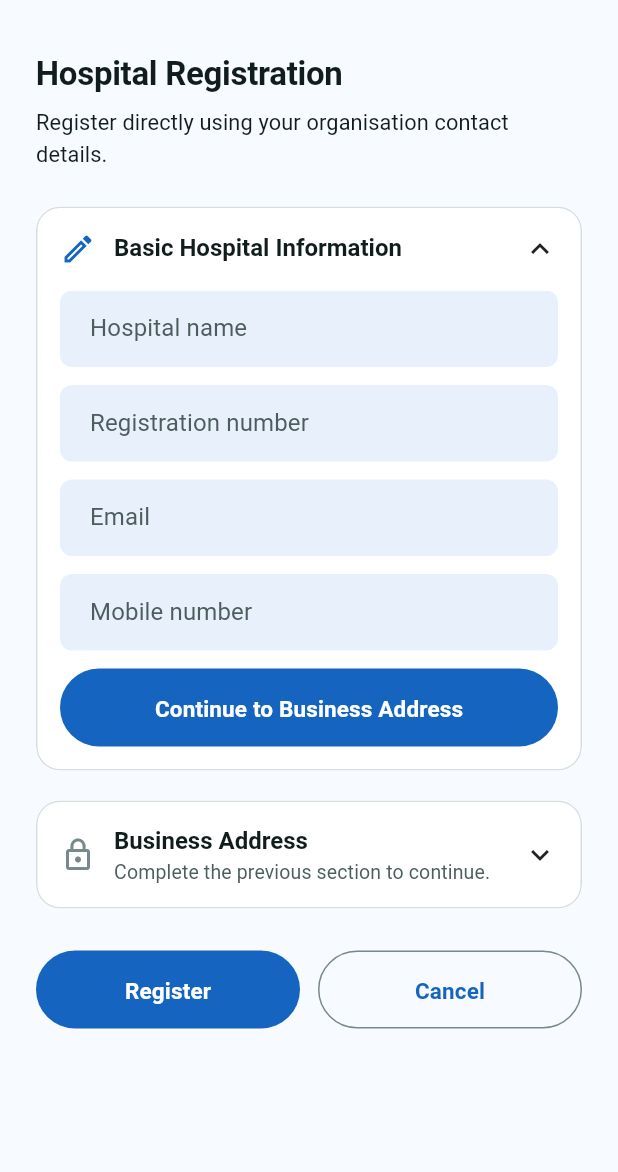
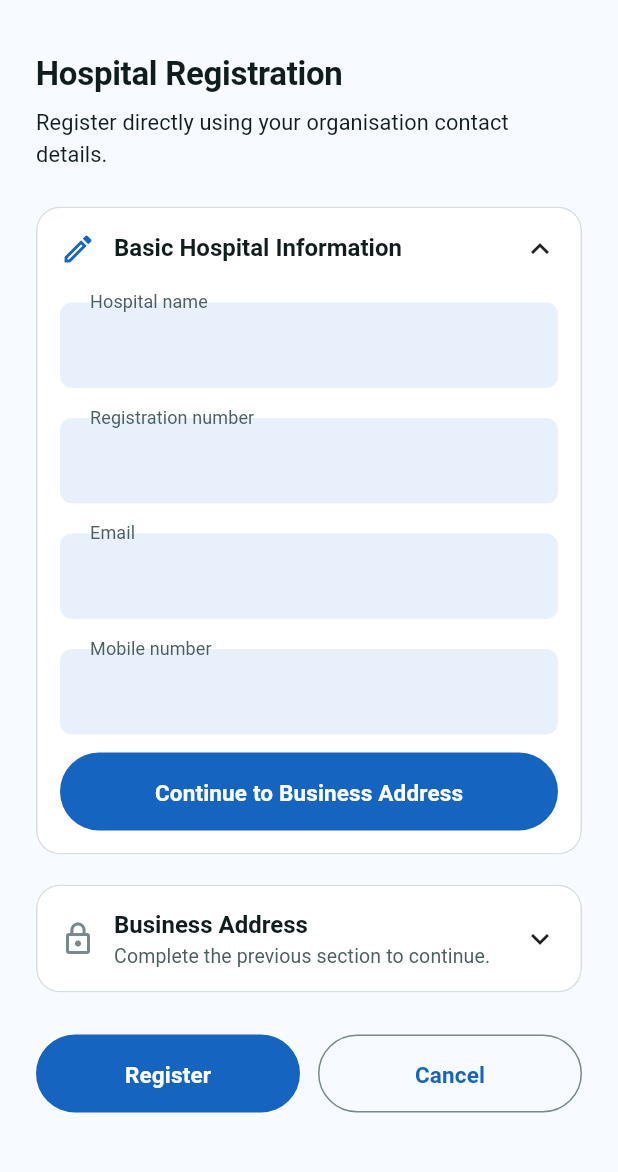
Before and after one commit to Rahmath-001/healthcare-flutter, a Flutter app: the OrganisationRegistrationScreen screen opened by its route, on a phone screen of 412 x 824 dp, the part 62-1234 px from its top. Run offline on Flutter 3.47's test engine with Material 3 defaults, Android fonts, the light colour scheme and no system bars; our stand-ins replace cloud_functions, connectivity_plus, dio, file_picker, firebase_auth, firebase_core and 11 more; missing offline and left inert: hmssdk_flutter; accounts and stored records are empty; generated files the repository leaves out were written again.

Commit message:
fix: clarify registration form states

```diff
--- a/lib/features/auth/presentation/organisation_registration_screen.dart
+++ b/lib/features/auth/presentation/organisation_registration_screen.dart
@@ -1,4 +1,6 @@
 import 'package:flutter/material.dart';
+
+import '../../../core/theme/app_palette.dart';
 
 /// Captures the hospital/lab/home-health fields shown in the client wireframe.
 /// Organisation requests are local demo data until a backend endpoint exists.
@@ -152,12 +154,16 @@ class _OrganisationRegistrationScreenState
   Widget _field(TextEditingController controller, String label,
           {TextInputType? type}) =>
       Padding(
-        padding: const EdgeInsets.only(bottom: 12),
+        padding: const EdgeInsets.only(top: 8, bottom: 12),
         child: TextFormField(
           controller: controller,
           keyboardType: type,
           onChanged: (_) => setState(() {}),
-          decoration: InputDecoration(labelText: label),
+          decoration: InputDecoration(
+            labelText: label,
+            floatingLabelBehavior: FloatingLabelBehavior.always,
+            contentPadding: const EdgeInsets.fromLTRB(16, 22, 16, 12),
+          ),
           validator: (value) =>
               value == null || value.trim().isEmpty ? 'Enter $label' : null,
         ),
@@ -183,6 +189,7 @@ class _Section extends StatelessWidget {
   @override
   Widget build(BuildContext context) {
     final theme = Theme.of(context);
+    final tones = context.tones;
     return Card(
       child: Column(
         children: [
@@ -195,13 +202,13 @@ class _Section extends StatelessWidget {
                 children: [
                   Icon(
                     enabled
-                        ? (completed
-                            ? Icons.check_circle_outline
-                            : Icons.edit_outlined)
+                        ? (completed ? Icons.check_circle : Icons.edit_outlined)
                         : Icons.lock_outline,
-                    color: enabled
-                        ? theme.colorScheme.primary
-                        : theme.colorScheme.outline,
+                    color: !enabled
+                        ? theme.colorScheme.outline
+                        : completed
+                            ? tones.success
+                            : theme.colorScheme.primary,
                   ),
                   const SizedBox(width: 12),
                   Expanded(
```
Also changed, not shown: lib/screens/signup_screen.dart (+14 -8 lines).
